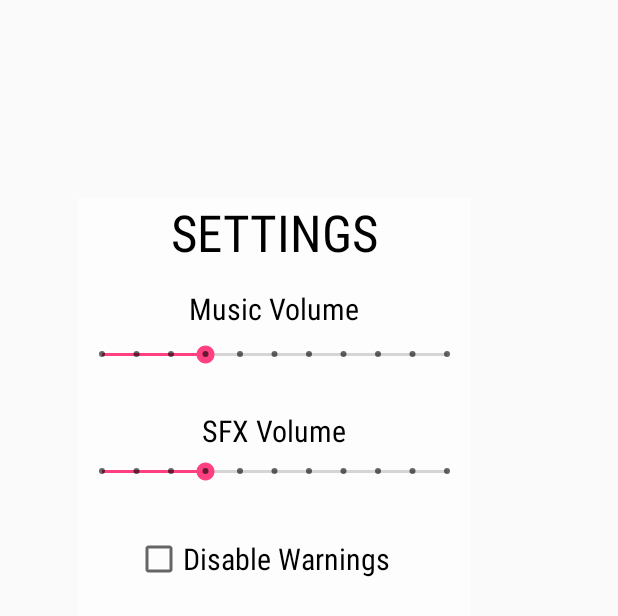
After one commit to hbeckmann/Flap-Game, an Android app: the layout activity_settings.xml on its own in the app's theme, with its tools: preview values and no code run, on a phone screen of 412 x 824 dp. The commit adds this screen. Shown: the top 616 px of the screen. Run offline under Robolectric (Android 15) with nearby library versions, the phone set to English and light mode, and no system bars.

Commit message:
Settings Menu

```diff
--- a/app/build.gradle
+++ b/app/build.gradle
@@ -26,4 +26,5 @@ dependencies {
     })
     compile 'com.android.support:appcompat-v7:24.2.1'
     testCompile 'junit:junit:4.12'
+    compile 'com.android.support:design:24.2.1'
 }
--- a/app/src/main/AndroidManifest.xml
+++ b/app/src/main/AndroidManifest.xml
@@ -25,6 +25,11 @@
             android:screenOrientation="portrait">
 
         </activity>
+
+        <activity android:name=".SettingsActivity"
+            android:screenOrientation="portrait">
+
+        </activity>
     </application>
 
 </manifest>
--- a/app/src/main/java/com/example/hunter/flappy/MainActivity.java
+++ b/app/src/main/java/com/example/hunter/flappy/MainActivity.java
@@ -41,8 +41,10 @@ public class MainActivity extends Activity implements View.OnClickListener, Runn
     private Handler handler;
     private ImageButton playButton;
     private ImageButton creditsButton;
+    private ImageButton settingsButton;
     private Intent gameActivity;
     private Intent creditActivity;
+    private Intent settingsActivity;
 
 
     @Override
@@ -53,6 +55,7 @@ public class MainActivity extends Activity implements View.OnClickListener, Runn
         mainActivity = this;
         gameActivity = new Intent(this, GameActivity.class);
         creditActivity = new Intent(this, CreditActivity.class);
+        settingsActivity = new Intent(this, SettingsActivity.class);
         //Converts the layout xml into view objects
         LayoutInflater inflater = (LayoutInflater)getSystemService(Context.LAYOUT_INFLATER_SERVICE);
         View itemInflater = (View) inflater.inflate(R.layout.activity_main, null);
@@ -125,6 +128,8 @@ public class MainActivity extends Activity implements View.OnClickListener, Runn
         playButton.setOnClickListener(playButtonHandler);
         creditsButton = (ImageButton) findViewById(R.id.creditButton);
         creditsButton.setOnClickListener(creditButtonHandler);
+        settingsButton = (ImageButton) findViewById(R.id.settingsButton);
+        settingsButton.setOnClickListener(settingsButtonHandler);
     }
 
     protected void onPause() {
@@ -162,4 +167,12 @@ public class MainActivity extends Activity implements View.OnClickListener, Runn
         }
     };
 
+    View.OnClickListener settingsButtonHandler = new View.OnClickListener() {
+        public void onClick(View v) {
+
+            startActivity(settingsActivity);
+
+        }
+    };
+
 }
--- /dev/null
+++ b/app/src/main/java/com/example/hunter/flappy/SettingsActivity.java
@@ -0,0 +1,70 @@
+package com.example.hunter.flappy;
+
+import android.app.Activity;
+import android.content.Context;
+import android.os.Bundle;
+import android.text.Layout;
+import android.util.DisplayMetrics;
+import android.view.LayoutInflater;
+import android.view.View;
+import android.widget.FrameLayout;
+import android.widget.LinearLayout;
+
+/**
+ * Created by Hunter on 3/6/2017.
+ */
+
+public class SettingsActivity extends Activity{
+
+    private FrameLayout frame;
+    private MainView backdrop;
+    private Context context;
+    private Activity settingsActivity;
+    private DisplayMetrics displayMetrics;
+    private int viewHeight;
+    private int viewWidth;
+    private LayoutInflater inflater;
+    private View itemInflater;
+    private LinearLayout settingsMenu;
+
+    protected void onCreate(Bundle savedInstanceState) {
+        super.onCreate(savedInstanceState);
+
+        context = this;
+        settingsActivity = this;
+        inflater = (LayoutInflater)getSystemService(Context.LAYOUT_INFLATER_SERVICE);
+        itemInflater = (View) inflater.inflate(R.layout.activity_settings, null);
+        settingsMenu = (LinearLayout)itemInflater.findViewById(R.id.activity_settings);
+        displayMetrics = new DisplayMetrics();
+        getWindowManager().getDefaultDisplay().getMetrics(displayMetrics);
+        viewHeight = displayMetrics.heightPixels;
+        viewWidth = displayMetrics.widthPixels;
+        backdrop = new MainView(context, settingsActivity, viewWidth, viewHeight);
+        frame = new FrameLayout(this);
+
+        frame.addView(backdrop);
+        frame.addView(settingsMenu);
+        setContentView(frame);
+
+    }
+
+    @Override
+    public void onResume() {
+        super.onResume();
+        backdrop.resume();
+    }
+
+    @Override
+    public void onPause() {
+        super.onPause();
+        backdrop.pause();
+        backdrop.getBackgroundObject().releaseBitmaps();
+        backdrop.background = null;
+    }
+
+    @Override
+    public void onStop() {
+        super.onStop();
+    }
+
+}
--- a/app/src/main/res/layout/activity_main.xml
+++ b/app/src/main/res/layout/activity_main.xml
@@ -68,7 +68,7 @@
             android:layout_width="wrap_content"
             android:layout_height="53dp"
             android:src="@drawable/settingsbtnselector"
-            android:id="@+id/imageButton"
+            android:id="@+id/settingsButton"
             android:scaleType="fitCenter"
             android:background="@null" />
 
--- /dev/null
+++ b/app/src/main/res/layout/activity_settings.xml
@@ -0,0 +1,143 @@
+<?xml version="1.0" encoding="utf-8"?>
+<LinearLayout xmlns:android="http://schemas.android.com/apk/res/android"
+    android:orientation="vertical" android:layout_width="match_parent"
+    android:layout_height="match_parent"
+    android:id="@+id/activity_settings"
+    android:weightSum="1">
+
+    <LinearLayout
+        android:layout_width="match_parent"
+        android:layout_height="132dp"
+        android:orientation="horizontal"></LinearLayout>
+
+    <LinearLayout
+        android:layout_width="match_parent"
+        android:layout_height="186dp"
+        android:orientation="horizontal"
+        android:layout_weight="0.45"
+        android:weightSum="1">
+
+        <LinearLayout
+            android:layout_width="52dp"
+            android:layout_height="match_parent"
+            android:orientation="vertical"></LinearLayout>
+
+        <LinearLayout
+            android:layout_width="248dp"
+            android:layout_height="288dp"
+            android:layout_weight="0.13"
+            android:orientation="vertical"
+            android:background="#99ffffff"
+            android:visibility="visible">
+
+            <LinearLayout
+                android:layout_width="match_parent"
+                android:layout_height="60dp"
+                android:orientation="horizontal">
+
+                <TextView
+                    android:id="@+id/textView15"
+                    android:layout_width="match_parent"
+                    android:layout_height="match_parent"
+                    android:fontFamily="sans-serif-condensed"
+                    android:text="Settings"
+                    android:textAlignment="center"
+                    android:textAllCaps="true"
+                    android:textColor="@android:color/black"
+                    android:textSize="34sp" />
+
+            </LinearLayout>
+
+            <LinearLayout
+                android:layout_width="match_parent"
+                android:layout_height="31dp"
+                android:orientation="horizontal">
+
+                <TextView
+                    android:id="@+id/textView16"
+                    android:layout_width="wrap_content"
+                    android:layout_height="wrap_content"
+                    android:layout_weight="1"
+                    android:fontFamily="sans-serif-condensed"
+                    android:text="Music Volume"
+                    android:textAlignment="center"
+                    android:textColor="@android:color/black"
+                    android:textSize="20sp" />
+
+            </LinearLayout>
+
+            <LinearLayout
+                android:layout_width="match_parent"
+                android:layout_height="50dp"
+                android:orientation="horizontal">
+
+                <SeekBar
+                    android:id="@+id/musicSeekbar"
+                    style="@style/Widget.AppCompat.SeekBar.Discrete"
+                    android:layout_width="match_parent"
+                    android:layout_height="26dp"
+                    android:max="10"
+                    android:progress="3" />
+            </LinearLayout>
+
+            <LinearLayout
+                android:layout_width="match_parent"
+                android:layout_height="32dp"
+                android:orientation="horizontal">
+
+                <TextView
+                    android:id="@+id/textView17"
+                    android:layout_width="wrap_content"
+                    android:layout_height="wrap_content"
+                    android:layout_weight="1"
+                    android:fontFamily="sans-serif-condensed"
+                    android:text="SFX Volume"
+                    android:textAlignment="center"
+                    android:textColor="@android:color/black"
+                    android:textSize="20sp" />
+            </LinearLayout>
+
+            <LinearLayout
+                android:layout_width="match_parent"
+                android:layout_height="34dp"
+                android:orientation="horizontal">
+
+                <SeekBar
+                    android:id="@+id/sfxSeekbar"
+                    style="@style/Widget.AppCompat.SeekBar.Discrete"
+                    android:layout_width="wrap_content"
+                    android:layout_height="wrap_content"
+                    android:layout_weight="1"
+                    android:max="10"
+                    android:progress="3" />
+            </LinearLayout>
+
+            <LinearLayout
+                android:layout_width="match_parent"
+                android:layout_height="17dp"
+                android:orientation="horizontal"></LinearLayout>
+
+            <LinearLayout
+                android:layout_width="208dp"
+                android:layout_height="match_parent"
+                android:orientation="horizontal">
+
+                <LinearLayout
+                    android:layout_width="match_parent"
+                    android:layout_height="match_parent"
+                    android:layout_weight="0.36"
+                    android:orientation="vertical"></LinearLayout>
+
+                <CheckBox
+                    android:id="@+id/checkBox"
+                    android:layout_width="wrap_content"
+                    android:layout_height="wrap_content"
+                    android:checked="false"
+                    android:fontFamily="sans-serif-condensed"
+                    android:text="Disable Warnings"
+                    android:textColor="@android:color/black"
+                    android:textSize="20sp" />
+            </LinearLayout>
+        </LinearLayout>
+    </LinearLayout>
+</LinearLayout>
```
